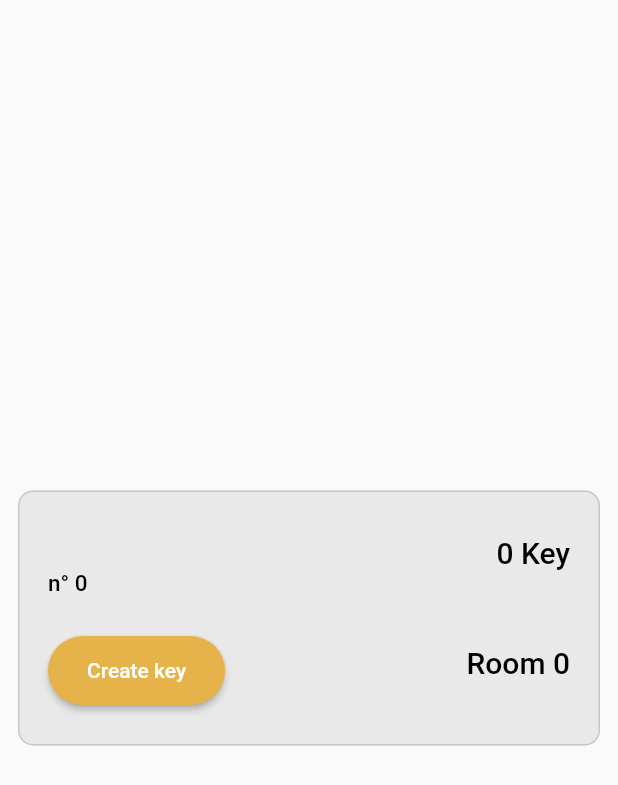
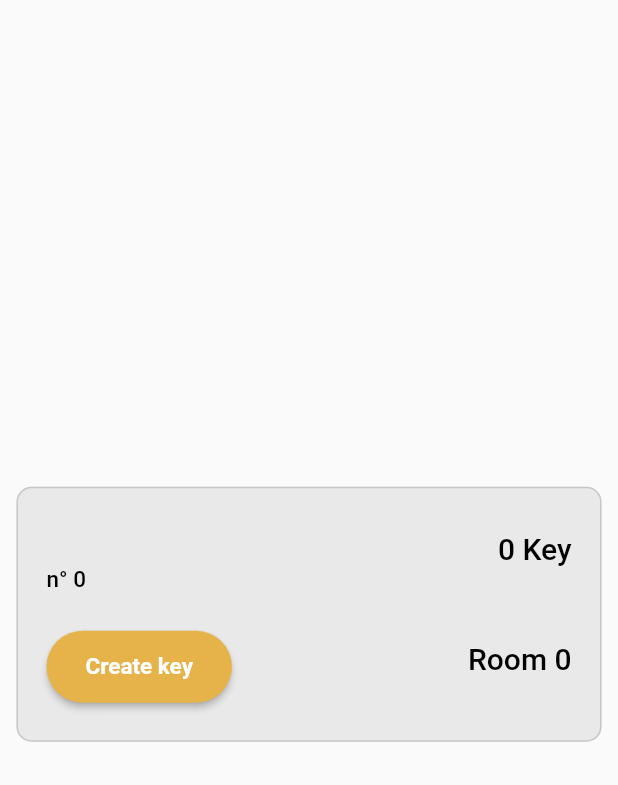
Before and after one commit to Gaetan-CRISTINA/Hostellerie-NFC, a Flutter app: what customerCard() shows on an empty page, opened directly with empty values, on a phone screen of 412 x 824 dp. Shown: the top 785 px of the screen. Run offline on Flutter 3.47's test engine with Material 2 defaults, Android fonts, the phone set to English and light mode, and no system bars; our stand-ins replace shared_preferences; missing offline and left inert: nfc_manager, qr_code_scanner; accounts and stored records are empty; network calls fail.

Commit message:
Card changes

```diff
--- a/lib/Components/customerCard.dart
+++ b/lib/Components/customerCard.dart
@@ -12,7 +12,10 @@ class customerCard extends StatelessWidget {
   Widget build(BuildContext context) {
     return Center(
       child: Padding(
-        padding: const EdgeInsets.all(8.0),
+        padding: const EdgeInsets.only(
+            bottom: 5,
+            left: 7,
+            right: 7),
         child: Card(
           elevation: 0,
           color: booking.nfcCount > 0? Color(0xFF96E29E) : Color(0xFFE9E9E9),
@@ -64,7 +67,7 @@ class customerCard extends StatelessWidget {
                           color: Color(0xFFe6b34b),
                           child: Padding(
                             padding: EdgeInsets.symmetric(horizontal: 10, vertical: 15),
-                            child: Text('Create key'),
+                            child: Text('Create key', style: TextStyle(fontWeight: FontWeight.bold, fontSize: 15)),
                           ),
                         )
                       ],
```
Also changed, not shown: lib/Views/create_key1.dart (+9 -1 lines).
